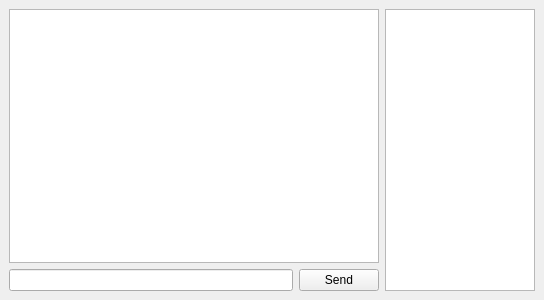
Old version of the form src/gui/irc/ircdock.ui in the repository Destroyerrrocket/doomseeker-unofficial.
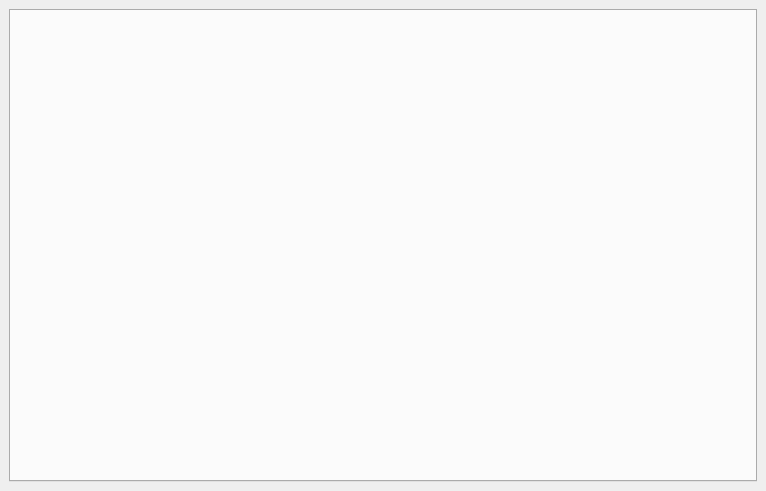
New version of the form.

```diff
--- a/src/gui/irc/ircdock.ui
+++ b/src/gui/irc/ircdock.ui
@@ -6,8 +6,8 @@
    <rect>
     <x>0</x>
     <y>0</y>
-    <width>544</width>
-    <height>300</height>
+    <width>766</width>
+    <height>491</height>
    </rect>
   </property>
   <property name="allowedAreas">
@@ -17,63 +17,24 @@
    <string>IRC</string>
   </property>
   <widget class="QWidget" name="dockWidgetContents">
-   <layout class="QHBoxLayout" name="horizontalLayout_2">
+   <layout class="QVBoxLayout" name="verticalLayout_2">
     <item>
      <layout class="QVBoxLayout" name="verticalLayout">
       <item>
-       <widget class="QTextBrowser" name="txtOutputWidget"/>
-      </item>
-      <item>
-       <layout class="QHBoxLayout" name="horizontalLayout">
-        <item>
-         <widget class="QLineEdit" name="leCommandLine">
-          <property name="sizePolicy">
-           <sizepolicy hsizetype="Expanding" vsizetype="Fixed">
-            <horstretch>0</horstretch>
-            <verstretch>0</verstretch>
-           </sizepolicy>
-          </property>
-         </widget>
-        </item>
-        <item>
-         <widget class="QPushButton" name="btnSend">
-          <property name="sizePolicy">
-           <sizepolicy hsizetype="Minimum" vsizetype="Fixed">
-            <horstretch>0</horstretch>
-            <verstretch>0</verstretch>
-           </sizepolicy>
-          </property>
-          <property name="text">
-           <string>Send</string>
-          </property>
-         </widget>
-        </item>
-       </layout>
+       <widget class="QTabWidget" name="tabWidget">
+        <property name="minimumSize">
+         <size>
+          <width>0</width>
+          <height>200</height>
+         </size>
+        </property>
+        <property name="currentIndex">
+         <number>-1</number>
+        </property>
+       </widget>
       </item>
      </layout>
     </item>
-    <item>
-     <widget class="QListView" name="lvUserList">
-      <property name="sizePolicy">
-       <sizepolicy hsizetype="Fixed" vsizetype="Expanding">
-        <horstretch>0</horstretch>
-        <verstretch>0</verstretch>
-       </sizepolicy>
-      </property>
-      <property name="minimumSize">
-       <size>
-        <width>150</width>
-        <height>0</height>
-       </size>
-      </property>
-      <property name="maximumSize">
-       <size>
-        <width>150</width>
-        <height>16777215</height>
-       </size>
-      </property>
-     </widget>
-    </item>
    </layout>
   </widget>
  </widget>
```
